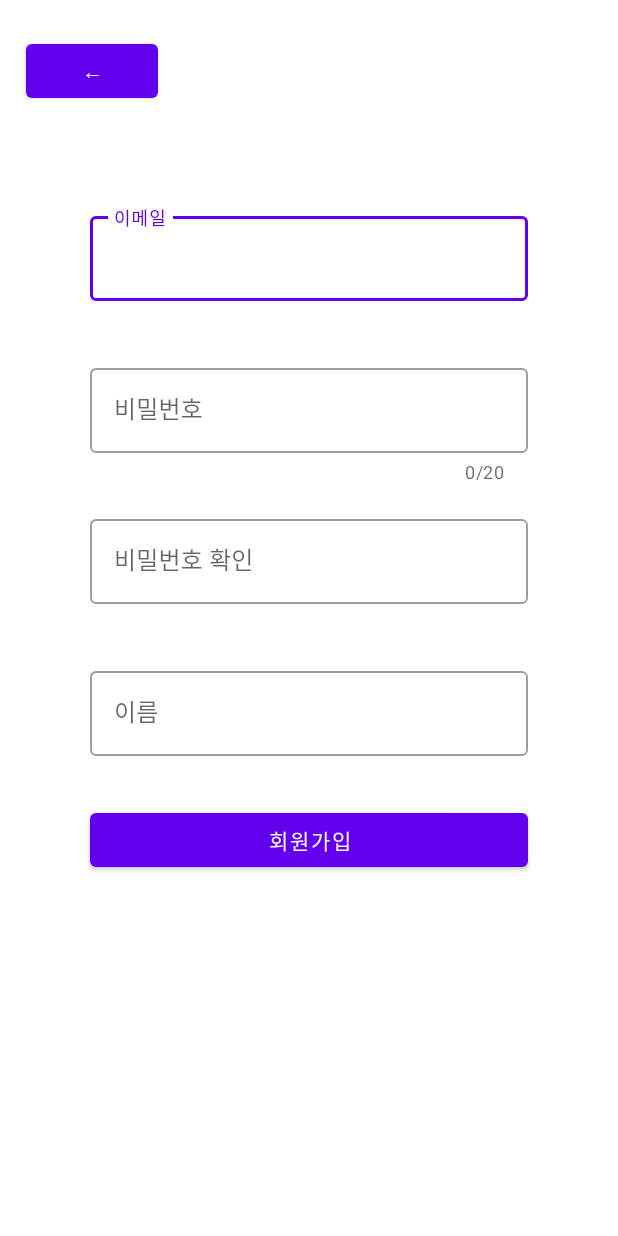
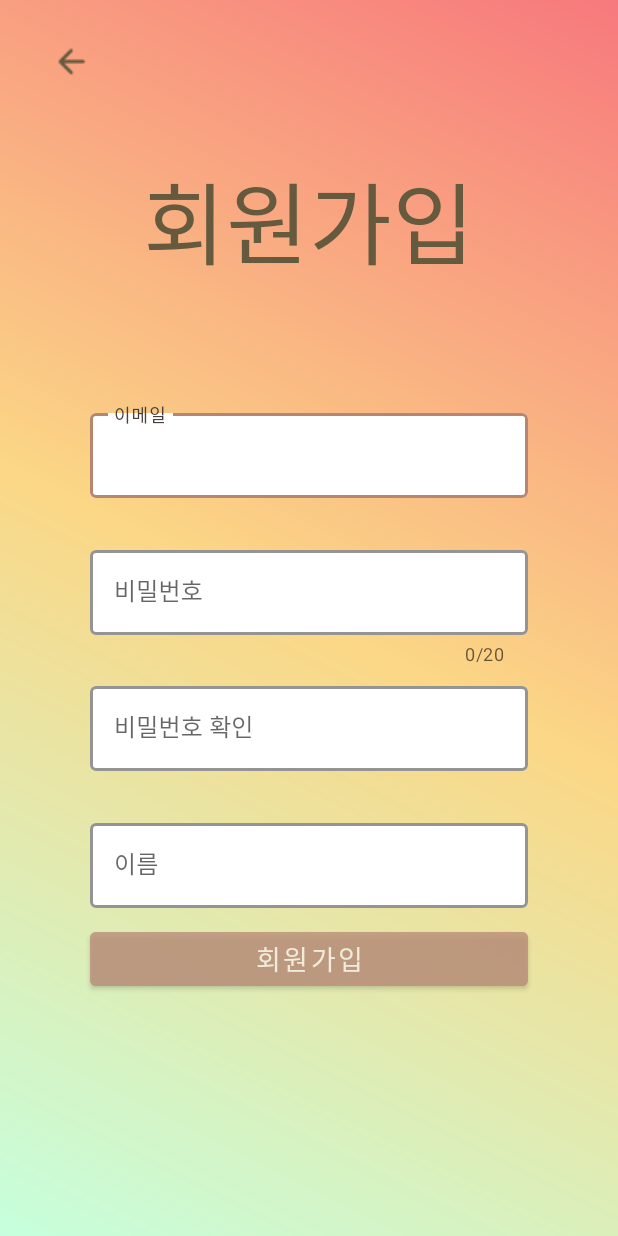
Before and after one commit to gkfkatkfka/finalTest_real2, an Android app: the JoinActivity screen opened directly, with no data from a screen before it, on a phone screen of 412 x 824 dp. Run offline under Robolectric (Android 15) with nearby library versions, the phone set to English and light mode, and no system bars; our stand-ins replace Firebase (no records; nobody signed in at launch, a user with empty details on screens opened directly).

Commit message:
회원가입 ui 완성

```diff
--- a/app/src/main/java/com/inhatc/finaltest/JoinActivity.java
+++ b/app/src/main/java/com/inhatc/finaltest/JoinActivity.java
@@ -20,6 +20,7 @@ import android.text.TextWatcher;
 import android.util.Log;
 import android.view.View;
 import android.widget.Button;
+import android.widget.ImageButton;
 import android.widget.Toast;
 
 import com.google.android.material.textfield.TextInputEditText;
@@ -36,7 +37,7 @@ public class JoinActivity extends AppCompatActivity implements View.OnClickListe
 
 
     // 버튼 정의
-private Button btnJoinBefore;
+    private ImageButton btnJoinBefore;
     private Button btnResister;
 
     // TextInputEditText 정의
@@ -57,7 +58,7 @@ private String name;
     private String email;
 
     // DB 연동
-private String DBNAME="user";
+    private String DBNAME = "user";
     SQLiteDatabase myDB;
     ContentValues insertValue;
 
@@ -68,20 +69,20 @@ setContentView(R.layout.activity_join);
 
 
         /* 버튼 연결*/
-btnJoinBefore=(Button)findViewById(R.id.btnJoinBefore);
-btnResister=(Button)findViewById(R.id.btnResister);
+        btnJoinBefore = (ImageButton) findViewById(R.id.btnJoinBefore);
+        btnResister = (Button) findViewById(R.id.btnResister);
 
 
         /* txt 각각 연결*/
-joinPW=(TextInputEditText)findViewById(R.id.joinPW);
-joinCheckPW=(TextInputEditText)findViewById(R.id.joinCheckPW);
-joinName=(TextInputEditText)findViewById(R.id.joinName);
-joinEmail=(TextInputEditText)findViewById(R.id.joinEmail);
+        joinPW = (TextInputEditText) findViewById(R.id.joinPW);
+        joinCheckPW = (TextInputEditText) findViewById(R.id.joinCheckPW);
+        joinName = (TextInputEditText) findViewById(R.id.joinName);
+        joinEmail = (TextInputEditText) findViewById(R.id.joinEmail);
 
         /* TextInputLayout 연결*/
-inputEmail=(TextInputLayout)findViewById(R.id.textInputLayout42);
-inputCheckPW=(TextInputLayout)findViewById(R.id.textInputLayout40);
-inputPW=(TextInputLayout)findViewById(R.id.textInputLayout39);
+        inputEmail = (TextInputLayout) findViewById(R.id.textInputLayout42);
+        inputCheckPW = (TextInputLayout) findViewById(R.id.textInputLayout40);
+        inputPW = (TextInputLayout) findViewById(R.id.textInputLayout39);
 
         /* 핸들러 작동*/
         btnResister.setOnClickListener(this);
@@ -90,9 +91,9 @@ btnJoinBefore.setOnClickListener(this);
         /*DB 관련*/
 // 디비 생성
         try {
-    myDB=this.openOrCreateDatabase(DBNAME,MODE_PRIVATE,null);
-    Toast.makeText(this,"데이터베이스 생성", Toast.LENGTH_LONG).show();
-}catch (Exception e){
+            myDB = this.openOrCreateDatabase(DBNAME, MODE_PRIVATE, null);
+            //Toast.makeText(this, "데이터베이스 생성", Toast.LENGTH_LONG).show();
+        } catch (Exception e) {
             e.printStackTrace();
         }
 
@@ -103,8 +104,8 @@ try {
                     "name text not null," +
                     "email text not null," +
                     "password text not null);");
-    Toast.makeText(this,"테이블 생성", Toast.LENGTH_LONG).show();
-}catch (Exception e){
+            //Toast.makeText(this, "테이블 생성", Toast.LENGTH_LONG).show();
+        } catch (Exception e) {
             e.printStackTrace();
         }
 
@@ -122,7 +123,7 @@ joinEmail.addTextChangedListener(new TextWatcher() {
             @Override
             public void afterTextChanged(Editable s) {
                 if (!s.toString().contains("@")) { // 이메일 형식 검사
-            inputEmail.setError("올바르지 않은 형식");
+                    inputEmail.setError("@가 포함되지 않았습니다.");
                 } else {
                     inputEmail.setError(null);
                 }
@@ -137,14 +138,14 @@ joinEmail.addTextChangedListener(new TextWatcher() {
 
             @Override
             public void onTextChanged(CharSequence s, int start, int before, int count) {
-        PW=joinPW.getText().toString();
+                PW = joinPW.getText().toString();
                 if (!s.toString().equals(PW)) { // 이메일 형식 검사
-            inputCheckPW.setError("비밀번호가 일치하지 않습니다");
+                    inputCheckPW.setError("비밀번호가 일치하지 않습니다.");
                 }
 
-        if(s.toString().equals(PW)){
+                if (s.toString().equals(PW)) {
                     inputCheckPW.setError(null);
-            inputCheckPW.setBoxBackgroundColor(Color.argb(50,191,255,0));
+                    inputCheckPW.setHelperText("비밀번호가 일치합니다.");
                 }
             }
 
@@ -164,8 +165,8 @@ joinPW.addTextChangedListener(new TextWatcher() {
 
             @Override
             public void afterTextChanged(Editable s) {
-        if (s.toString().length() <8) { // 이메일 형식 검사
-            inputPW.setError("8글자 이상 작성해주세요");
+                if (s.toString().length() < 8) { // 이메일 형식 검사
+                    inputPW.setError("8글자 이상 작성해주세요.");
                 } else {
                     inputPW.setError(null);
                 }
@@ -174,53 +175,52 @@ joinPW.addTextChangedListener(new TextWatcher() {
 
     }
 
-public void onClick(View v){
+    public void onClick(View v) {
 // 변수 선언
-PW=joinPW.getText().toString().trim();
-checkPW=joinCheckPW.getText().toString().trim();
-name=joinName.getText().toString().trim();
-email=joinEmail.getText().toString().trim();
+        PW = joinPW.getText().toString().trim();
+        checkPW = joinCheckPW.getText().toString().trim();
+        name = joinName.getText().toString().trim();
+        email = joinEmail.getText().toString().trim();
 
 
-if(v==btnJoinBefore){ // 이전 버튼을 눌렀을 때
+        if (v == btnJoinBefore) { // 이전 버튼을 눌렀을 때
             try {
-        if(myDB!=null){
+                if (myDB != null) {
                     myDB.close();
                 }
-    }catch (Exception e){
+            } catch (Exception e) {
                 e.printStackTrace();
             }
             finish();
             // 원래 MainActivity 즉, 로그인 화면으로 가기
-}else if(v==btnResister){ // 회원가입 버튼을 눌렀을 때
-    boolean chk = check(email,PW,checkPW,name); // 테스트 실행
+        } else if (v == btnResister) { // 회원가입 버튼을 눌렀을 때
+            boolean chk = check(email, PW, checkPW, name); // 테스트 실행
 
-    if(chk){ // test 결과 참이면
+            if (chk) { // test 결과 참이면
                 // 데이터 넣어주고
-        insertValue=new ContentValues();
-        insertValue.put("email",email);
-        insertValue.put("password",PW);
-        insertValue.put("name",name);
+                insertValue = new ContentValues();
+                insertValue.put("email", email);
+                insertValue.put("password", PW);
+                insertValue.put("name", name);
 
                 // 데이터 insert 해줌
-        myDB.insert(DBNAME,null,insertValue);
+                myDB.insert(DBNAME, null, insertValue);
 
                 // DB 꼭꼭 닫아주기
                 try {
-            if(myDB!=null){
+                    if (myDB != null) {
                         myDB.close();
                     }
-        }catch (Exception e){
+                } catch (Exception e) {
                     e.printStackTrace();
                 }
 
                 // 회원가입 완료 Toast 띄어주기
-        Toast.makeText(this,"회원가입 완료되었습니다", Toast.LENGTH_LONG).show();
+                Toast.makeText(this, "회원가입 완료되었습니다", Toast.LENGTH_LONG).show();
 
                 // 원래 페이지로 돌아가기
                 finish();
-    }
-    else {
+            } else {
                 Toast.makeText(this, "회원가입에 실패하였습니다!", Toast.LENGTH_LONG).show();
             }
         }
@@ -229,27 +229,27 @@ if(v==btnJoinBefore){ // 이전 버튼을 눌렀을 때
     // 회원가입
     public boolean check(String email, String pw, String checkPW, String name) {
 // 빈칸검사
-if(email.equals("")||pw.equals("")||name.equals("")){
+        if (email.equals("") || pw.equals("") || name.equals("")) {
             return false;
         }
 
 // 이메일 형식 검사
-if(!email.contains("@")){
-    Toast.makeText(this,"올바른 이메일 형식 입력해주세요", Toast.LENGTH_LONG).show();
+        if (!email.contains("@")) {
+            Toast.makeText(this, "올바른 이메일 형식 입력해주세요", Toast.LENGTH_LONG).show();
             return false;
         }
 
 // 비번 일치 검사
-if(!checkPW.equals(pw)){
+        if (!checkPW.equals(pw)) {
             return false;
         }
 
 // 이메일 중복 검사
-String countQuery = "SELECT email FROM " + DBNAME + " where email='"+email+"'";
+        String countQuery = "SELECT email FROM " + DBNAME + " where email='" + email + "'";
         Cursor cursor = myDB.rawQuery(countQuery, null);
         cursor.moveToFirst();
-if(cursor.getCount()!=0){
-    inputEmail.setError("중복된 이메일 존재");
+        if (cursor.getCount() != 0) {
+            inputEmail.setError("중복된 이메일이 존재합니다.");
             return false;
         }
         cursor.close();
--- a/app/src/main/res/layout/activity_join.xml
+++ b/app/src/main/res/layout/activity_join.xml
@@ -4,17 +4,38 @@
     xmlns:tools="http://schemas.android.com/tools"
     android:layout_width="match_parent"
     android:layout_height="match_parent"
+    android:background="@drawable/background_gra"
     tools:context=".JoinActivity">
 
-    <Button
-        android:id="@+id/btnJoinBefore"
+    <TextView
+        android:id="@+id/appName2"
         android:layout_width="wrap_content"
         android:layout_height="wrap_content"
-        android:layout_marginStart="17dp"
-        android:layout_marginTop="23dp"
-        android:text="←"
+        android:layout_marginTop="85dp"
+        android:layout_marginBottom="88dp"
+        android:fontFamily="@font/ng_bold"
+        android:text="회원가입"
+        android:textColor="#655a3e"
+        android:textSize="60dp"
+        android:textStyle="normal"
+        app:layout_constraintBottom_toTopOf="@+id/textInputLayout42"
+        app:layout_constraintEnd_toEndOf="parent"
         app:layout_constraintStart_toStartOf="parent"
-        app:layout_constraintTop_toTopOf="parent" />
+        app:layout_constraintTop_toTopOf="@+id/btnJoinBefore" />
+
+    <ImageButton
+        android:id="@+id/btnJoinBefore"
+        android:layout_width="40dp"
+        android:layout_height="31dp"
+        android:layout_marginStart="16dp"
+        android:layout_marginTop="25dp"
+        android:layout_marginEnd="17dp"
+        android:background="#00FFFFFF"
+        app:layout_constraintEnd_toStartOf="@+id/appName2"
+        app:layout_constraintStart_toStartOf="parent"
+        app:layout_constraintTop_toTopOf="parent"
+        app:srcCompat="@drawable/back"
+        app:tint="#655a3e" />
 
     <com.google.android.material.textfield.TextInputLayout
         android:id="@+id/textInputLayout42"
@@ -22,11 +43,17 @@
         android:layout_width="0dp"
         android:layout_height="wrap_content"
         android:layout_marginStart="60dp"
+        android:layout_marginTop="270dp"
         android:layout_marginEnd="60dp"
-        android:layout_marginBottom="39dp"
-        app:layout_constraintBottom_toTopOf="@+id/textInputLayout39"
+        app:boxBackgroundColor="#FFFFFF"
+        app:boxStrokeColor="#B58772"
+        app:boxStrokeErrorColor="#f7797d"
+        app:boxStrokeWidth="2dp"
+        app:errorTextColor="#9f3f42"
+        app:hintTextColor="#473F3B"
         app:layout_constraintEnd_toEndOf="parent"
-        app:layout_constraintStart_toStartOf="parent">
+        app:layout_constraintStart_toStartOf="parent"
+        app:layout_constraintTop_toTopOf="parent">
 
         <com.google.android.material.textfield.TextInputEditText
             android:id="@+id/joinEmail"
@@ -41,13 +68,19 @@
         android:layout_width="0dp"
         android:layout_height="wrap_content"
         android:layout_marginStart="60dp"
-        android:layout_marginTop="240dp"
+        android:layout_marginTop="29dp"
         android:layout_marginEnd="60dp"
+        app:boxBackgroundColor="#FFFFFF"
+        app:boxStrokeColor="#B58772"
+        app:boxStrokeErrorColor="#f7797d"
+        app:boxStrokeWidth="2dp"
         app:counterEnabled="true"
         app:counterMaxLength="20"
+        app:errorTextColor="#9f3f42"
+        app:hintTextColor="#473F3B"
         app:layout_constraintEnd_toEndOf="parent"
         app:layout_constraintStart_toStartOf="parent"
-        app:layout_constraintTop_toTopOf="parent">
+        app:layout_constraintTop_toBottomOf="@+id/textInputLayout42">
 
         <com.google.android.material.textfield.TextInputEditText
 
@@ -64,8 +97,14 @@
         android:layout_width="0dp"
         android:layout_height="wrap_content"
         android:layout_marginStart="60dp"
-        android:layout_marginTop="18dp"
+        android:layout_marginTop="8dp"
         android:layout_marginEnd="60dp"
+        app:boxBackgroundColor="#FFFFFF"
+        app:boxStrokeColor="#B58772"
+        app:boxStrokeErrorColor="#f7797d"
+        app:boxStrokeWidth="2dp"
+        app:errorTextColor="#9f3f42"
+        app:hintTextColor="#473F3B"
         app:layout_constraintEnd_toEndOf="parent"
         app:layout_constraintStart_toStartOf="parent"
         app:layout_constraintTop_toBottomOf="@+id/textInputLayout39">
@@ -85,8 +124,14 @@
         android:layout_width="0dp"
         android:layout_height="wrap_content"
         android:layout_marginStart="60dp"
-        android:layout_marginTop="39dp"
+        android:layout_marginTop="29dp"
         android:layout_marginEnd="60dp"
+        app:boxBackgroundColor="#FFFFFF"
+        app:boxStrokeColor="#B58772"
+        app:boxStrokeErrorColor="#f7797d"
+        app:boxStrokeWidth="2dp"
+        app:errorTextColor="#9f3f42"
+        app:hintTextColor="#473F3B"
         app:layout_constraintEnd_toEndOf="parent"
         app:layout_constraintStart_toStartOf="parent"
         app:layout_constraintTop_toBottomOf="@+id/textInputLayout40">
@@ -104,9 +149,14 @@
         android:layout_width="0dp"
         android:layout_height="wrap_content"
         android:layout_marginStart="60dp"
-        android:layout_marginTop="32dp"
+        android:layout_marginTop="10dp"
         android:layout_marginEnd="60dp"
+        android:alpha="0.8"
+        android:backgroundTint="#BC8F7B"
+        android:fontFamily="@font/ng_bold"
         android:text="회원가입"
+        android:textColor="#FDF6EF"
+        android:textSize="18dp"
         app:layout_constraintEnd_toEndOf="parent"
         app:layout_constraintStart_toStartOf="parent"
         app:layout_constraintTop_toBottomOf="@+id/textInputLayout41" />
--- a/app/src/main/res/layout/activity_main.xml
+++ b/app/src/main/res/layout/activity_main.xml
@@ -88,9 +88,10 @@
         android:alpha="0.8"
         android:backgroundTint="#BC8F7B"
         android:fontFamily="@font/ng_bold"
-        android:text="로그인"
         android:textColor="#FDF6EF"
         android:textSize="18dp"
+        android:text="로그인"
+
         app:layout_constraintBottom_toTopOf="@+id/txtJoin"
         app:layout_constraintEnd_toEndOf="parent"
         app:layout_constraintStart_toStartOf="parent"
```
Lines whose indentation alone changed are shown as unchanged.
